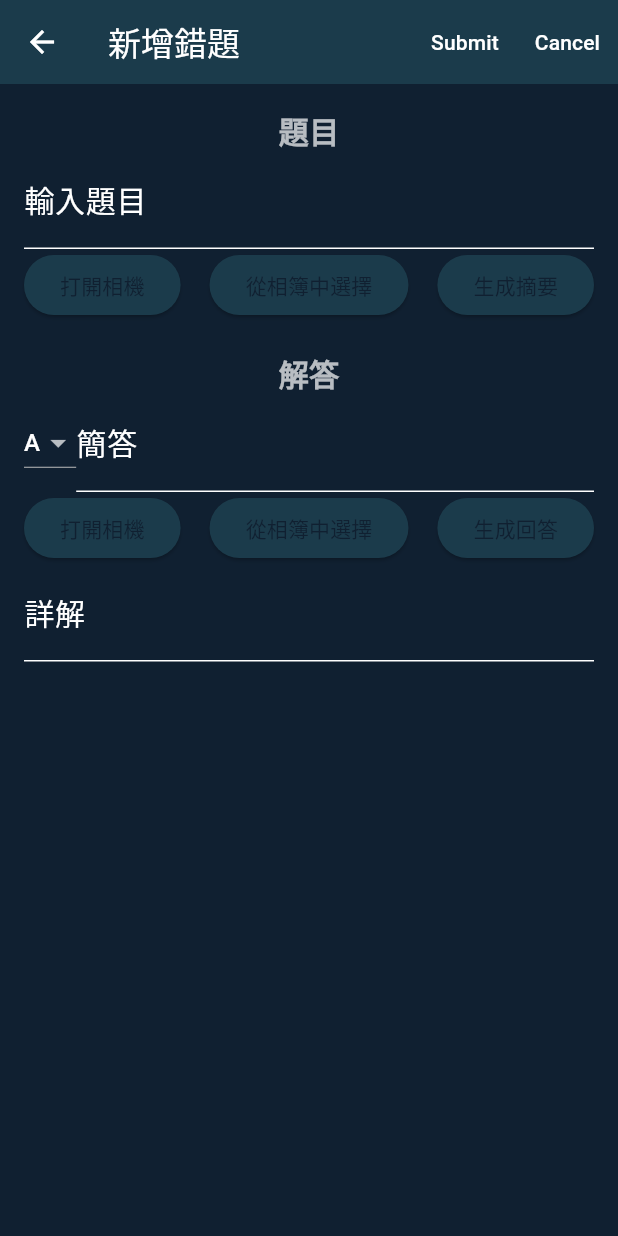
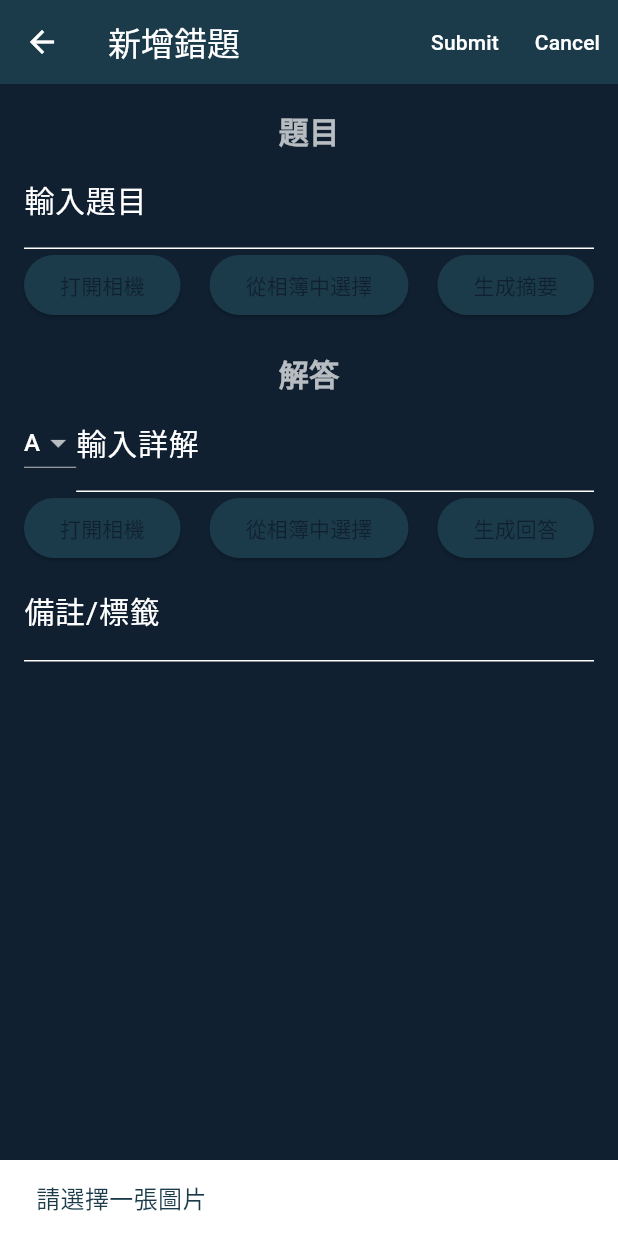
Before and after one commit to DOGTOR-LEARNING/dogtor_app, a Flutter app: the AddMistakePage screen opened directly, after a tap on "打開相機", after a tap on "生成摘要", on a phone screen of 412 x 824 dp. Run offline on Flutter 3.47's test engine with Material 3 defaults, Android fonts, the phone set to English and light mode, and no system bars; our stand-ins replace firebase_auth, firebase_core, flutter_markdown, google_fonts, google_sign_in, image_picker and 2 more; missing offline and left inert: flutter_markdown_latex, markdown; accounts and stored records are empty; network calls fail; Roboto replaces fonts that are missing (Normal).

Commit message:
implement_api_calls_in_add_mistake_page

```diff
--- /dev/null
+++ b/frontend/superb_flutter_app/devtools_options.yaml
@@ -0,0 +1,3 @@
+description: This file stores settings for Dart & Flutter DevTools.
+documentation: https://docs.flutter.dev/tools/devtools/extensions#configure-extension-enablement-states
+extensions:
--- a/frontend/superb_flutter_app/lib/add_mistake_page.dart
+++ b/frontend/superb_flutter_app/lib/add_mistake_page.dart
@@ -1,5 +1,11 @@
 // frontend/superb_flutter_app/lib/add_mistake_page.dart
 import 'package:flutter/material.dart';
+import 'dart:typed_data';
+import 'package:flutter/material.dart';
+import 'package:http/http.dart' as http;
+import 'dart:convert';
+import 'package:image_picker/image_picker.dart';
+import 'dart:io';
 
 class AddMistakePage extends StatefulWidget {
   @override
@@ -8,10 +14,103 @@ class AddMistakePage extends StatefulWidget {
 
 class _AddMistakePageState extends State<AddMistakePage> {
   final TextEditingController _questionController = TextEditingController();
-  final TextEditingController _simpleAnswerController = TextEditingController();
+  final TextEditingController _tagController = TextEditingController();
   final TextEditingController _detailedAnswerController = TextEditingController();
 
   String _selectedTag = "A"; // Default selection for answer options
+  final ImagePicker _picker = ImagePicker();
+  XFile? _selectedImage; // 用於存儲選擇的圖片
+  String _response = ""; // 存儲 AI 的回應
+  bool _isLoading = false; // 加載狀態
+
+  Future<void> _submitData() async {
+    setState(() {
+      _isLoading = true; // 開始加載
+    });
+
+    // 構建請求體
+    final Map<String, dynamic> requestBody = {
+      "summary": _questionController.text,
+      "description": _questionController.text,
+      "simple_answer": _selectedTag,
+      "detailed_answer": _detailedAnswerController.text,
+      "tag": _selectedTag,
+    };
+
+    try {
+      final response = await http.post(
+        Uri.parse("https://superb-backend-1041765261654.asia-east1.run.app/submit_question"),
+        headers: {"Content-Type": "application/json; charset=UTF-8"},
+        body: jsonEncode(requestBody),
+      );
+
+      if (response.statusCode != 200) {
+        throw Exception('Server error: ${response.statusCode}\nBody: ${response.body}');
+      }
+
+      final responseData = jsonDecode(utf8.decode(response.bodyBytes));
+      setState(() {
+        _response = responseData["response"] ?? "No response";
+        _isLoading = false; // 停止加載
+      });
+    } catch (e) {
+      setState(() {
+        _response = "Error: $e";
+        _isLoading = false; // 停止加載
+      });
+      print("Detailed error: $e");
+    }
+  }
+
+  Future<void> _generateAnswer() async {
+    if (_selectedImage == null) {
+      ScaffoldMessenger.of(context).showSnackBar(
+        SnackBar(content: Text('請選擇一張圖片')),
+      );
+      return;
+    }
+
+    setState(() {
+      _isLoading = true; // 開始加載
+    });
+
+    try {
+      // 將選擇的圖片轉換為 Base64 編碼
+      final bytes = await _selectedImage!.readAsBytes();
+      final base64Image = base64Encode(bytes);
+
+      // 構建請求體
+      final Map<String, dynamic> requestBody = {
+        "image_base64": base64Image,
+        "question": _questionController.text,
+        // 可以根據需要添加其他字段
+      };
+
+      final response = await http.post(
+        Uri.parse("https://superb-backend-1041765261654.asia-east1.run.app/summarize"),
+        headers: {"Content-Type": "application/json; charset=UTF-8"},
+        body: jsonEncode(requestBody),
+      );
+
+      if (response.statusCode != 200) {
+        throw Exception('Server error: ${response.statusCode}\nBody: ${response.body}');
+      }
+
+      final responseData = jsonDecode(utf8.decode(response.bodyBytes));
+      setState(() {
+        _response = responseData["response"] ?? "No response";
+        _isLoading = false; // 停止加載
+      }
+      );
+      print(_response);
+    } catch (e) {
+      setState(() {
+        _response = "Error: $e";
+        _isLoading = false; // 停止加載
+      });
+      print("Detailed error: $e");
+    }
+  }
 
   @override
   Widget build(BuildContext context) {
@@ -23,6 +122,7 @@ class _AddMistakePageState extends State<AddMistakePage> {
             onPressed: () {
               // TODO: Submit the data to the backend
               // Call the /submit_question endpoint with the collected data
+
             },
             child: Text('Submit', style: TextStyle(color: Colors.white)),
           ),
@@ -48,23 +148,40 @@ class _AddMistakePageState extends State<AddMistakePage> {
               mainAxisAlignment: MainAxisAlignment.spaceBetween,
               children: [
                 ElevatedButton(
-                  onPressed: () {
-                    // TODO: Open camera
+                  onPressed: () async {
+                    // 打開相機
+                    final XFile? image = await _picker.pickImage(source: ImageSource.camera);
+                    if (image != null) {
+                      setState(() {
+                        _selectedImage = image; // 存儲選擇的圖片
+                      });
+                    }
                   },
                   child: Text('打開相機'),
                 ),
-                ElevatedButton(
-                  onPressed: () {
-                    // TODO: Open gallery
+                                ElevatedButton(
+                  onPressed: () async {
+                    // 從相簿中選擇
+                    final XFile? image = await _picker.pickImage(source: ImageSource.gallery);
+                    if (image != null) {
+                      setState(() {
+                        _selectedImage = image; // 存儲選擇的圖片
+                      });
+                    }
                   },
                   child: Text('從相簿中選擇'),
                 ),
                 ElevatedButton(
-                  onPressed: () {
-                    // TODO: Generate summary
-                  },
+                  onPressed: _generateAnswer, // 生成回答
                   child: Text('生成摘要'),
                 ),
+                // 顯示選擇的圖片 (web不支援)
+                /*
+                if (_selectedImage != null) ...[
+                  SizedBox(height: 20),
+                  Image.file(File(_selectedImage!.path), height: 100), // 顯示選擇的圖片
+                ],
+                */
               ],
             ),
 
@@ -90,8 +207,8 @@ class _AddMistakePageState extends State<AddMistakePage> {
                 ),
                 Expanded(
                   child: TextField(
-                    controller: _simpleAnswerController,
-                    decoration: InputDecoration(labelText: '簡答'),
+                    controller: _detailedAnswerController,
+                    decoration: InputDecoration(labelText: '輸入詳解'),
                   ),
                 ),
               ],
@@ -100,28 +217,43 @@ class _AddMistakePageState extends State<AddMistakePage> {
               mainAxisAlignment: MainAxisAlignment.spaceBetween,
               children: [
                 ElevatedButton(
-                  onPressed: () {
-                    // TODO: Open camera
+                  onPressed: () async {
+                    // 打開相機
+                    final XFile? image = await _picker.pickImage(source: ImageSource.camera);
+                    if (image != null) {
+                      setState(() {
+                        _selectedImage = image; // 存儲選擇的圖片
+                      });
+                    }
                   },
                   child: Text('打開相機'),
                 ),
                 ElevatedButton(
-                  onPressed: () {
-                    // TODO: Open gallery
+                  onPressed: () async {
+                    // 從相簿中選擇
+                    final XFile? image = await _picker.pickImage(source: ImageSource.gallery);
+                    if (image != null) {
+                      setState(() {
+                        _selectedImage = image; // 存儲選擇的圖片
+                      });
+                    }
                   },
                   child: Text('從相簿中選擇'),
                 ),
                 ElevatedButton(
-                  onPressed: () {
-                    // TODO: Generate answer
-                  },
+                  onPressed: _generateAnswer, // 生成回答
                   child: Text('生成回答'),
                 ),
+                // 顯示選擇的圖片
+                if (_selectedImage != null) ...[
+                  SizedBox(height: 20),
+                  Image.file(File(_selectedImage!.path), height: 100), // 顯示選擇的圖片
+                ],
               ],
             ),
             TextField(
-              controller: _detailedAnswerController,
-              decoration: InputDecoration(labelText: '詳解'),
+              controller: _tagController,
+              decoration: InputDecoration(labelText: '備註/標籤'),
             ),
           ],
         ),
--- a/frontend/superb_flutter_app/lib/mistake_book.dart
+++ b/frontend/superb_flutter_app/lib/mistake_book.dart
@@ -30,6 +30,7 @@ class _MistakeBookPageState extends State<MistakeBookPage> {
               .map((mistake) => Map<String, dynamic>.from(mistake))
               .toList();
           _filteredMistakes = _mistakes; // Initially show all mistakes
+          print("hi from load mistakes");
           print(_mistakes);
         });
       } else {
```
Also changed, not shown: 3 other files.
